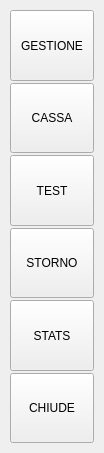
First picture: the form in src/operazionidlg.ui, repository mtonin/gestcassa, before the edit.
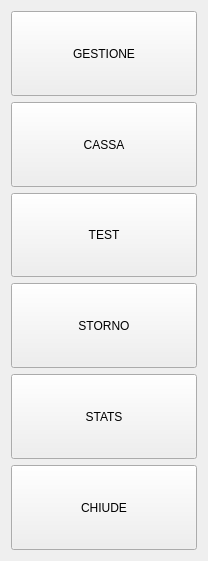
Second picture: the form after the edit. Icons and pictures are not drawn.

Commit message: - modifica animazione menu funzioni

What changed in the file:
```diff
--- a/src/operazionidlg.ui
+++ b/src/operazionidlg.ui
@@ -6,20 +6,26 @@
    <rect>
     <x>0</x>
     <y>0</y>
-    <width>104</width>
-    <height>453</height>
+    <width>208</width>
+    <height>561</height>
    </rect>
   </property>
+  <property name="minimumSize">
+   <size>
+    <width>83</width>
+    <height>456</height>
+   </size>
+  </property>
+  <property name="maximumSize">
+   <size>
+    <width>208</width>
+    <height>561</height>
+   </size>
+  </property>
   <property name="windowTitle">
    <string>Gestione Cassa</string>
   </property>
   <layout class="QVBoxLayout" name="verticalLayout">
-   <property name="spacing">
-    <number>2</number>
-   </property>
-   <property name="margin">
-    <number>10</number>
-   </property>
    <item>
     <widget class="QToolButton" name="gestioneBtn">
      <property name="sizePolicy">
```
The commit also changes 1 other file.
